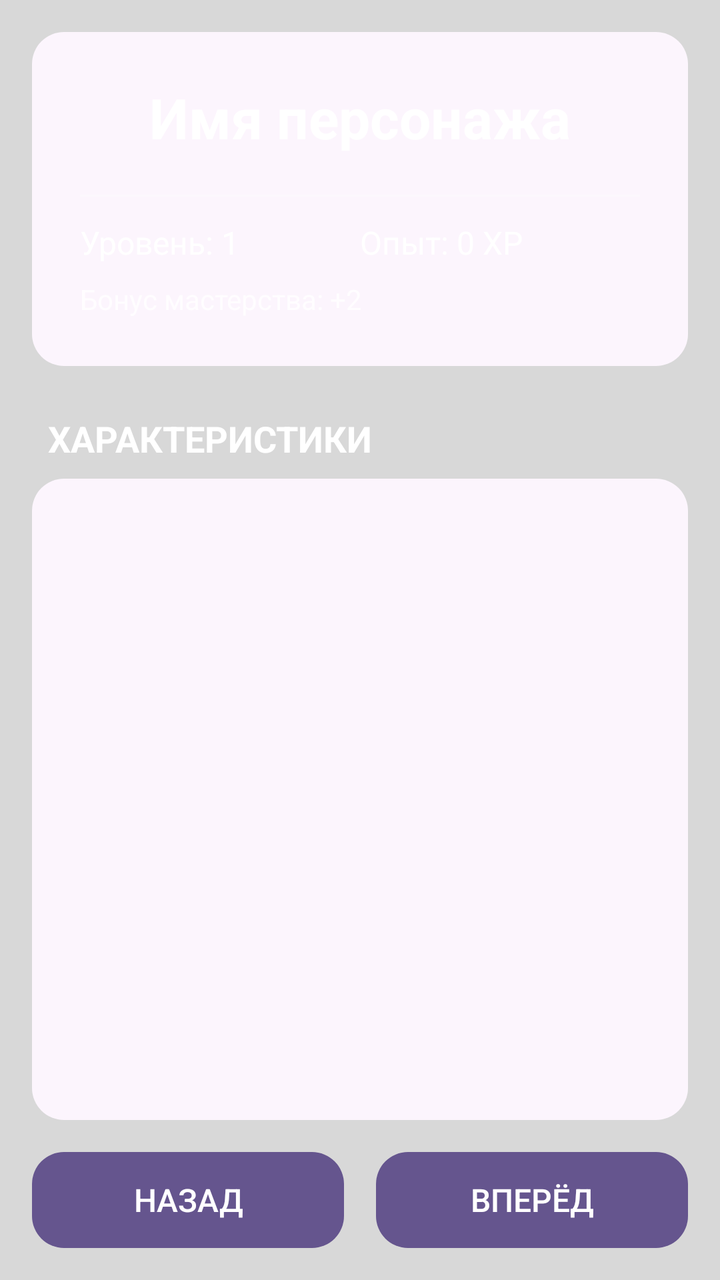
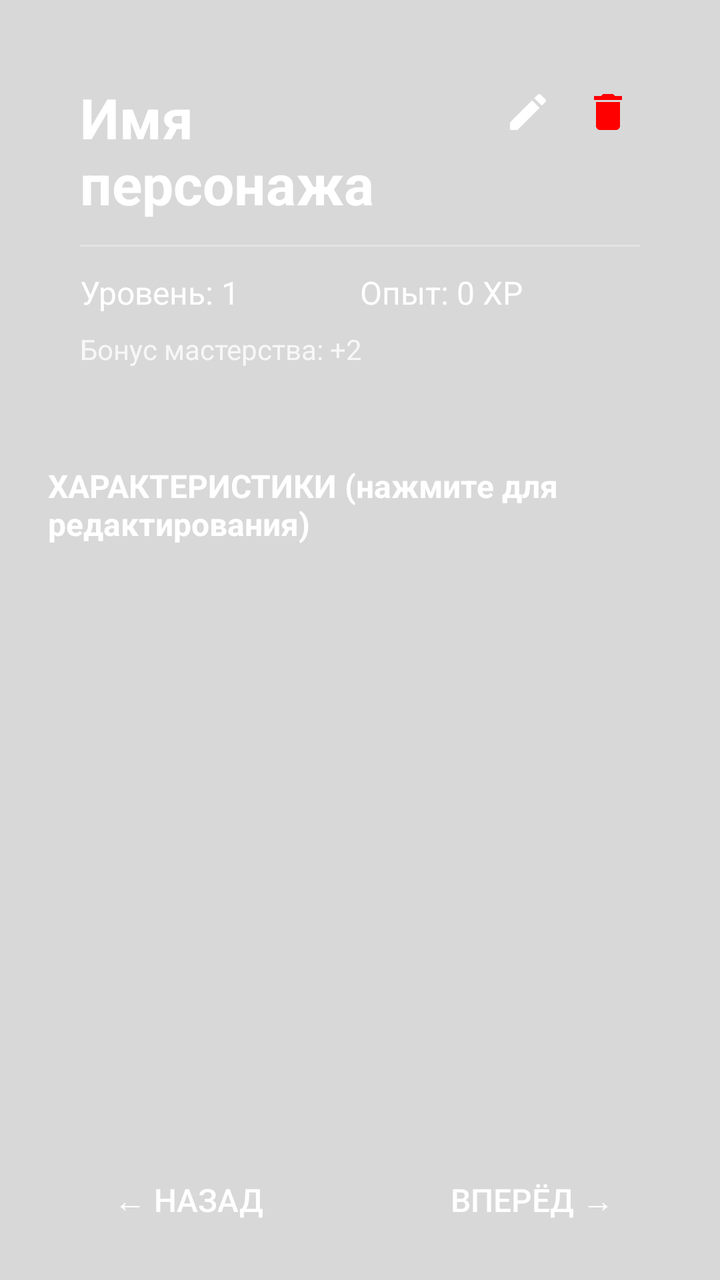

An Android layout rendered at two revisions. The XML below is the earlier revision; the diff shows what the commit changed to produce the second picture.
<!-- AndroidManifest.xml: application theme Theme.MobileDDAssistant -->
<!-- res/layout/fragment_character_stats.xml -->
<?xml version="1.0" encoding="utf-8"?>
<LinearLayout xmlns:android="http://schemas.android.com/apk/res/android"
    xmlns:tools="http://schemas.android.com/tools"
    android:layout_width="match_parent"
    android:layout_height="match_parent"
    android:orientation="vertical"
    android:background="@color/background_color"
    tools:context=".fragments.CharacterStatsFragment">

    
    <LinearLayout
        android:layout_width="match_parent"
        android:layout_height="wrap_content"
        android:orientation="vertical"
        android:padding="24dp"
        android:backgroundTint="@color/content_color"
        android:background="@drawable/bg_style_rounded"
        android:layout_marginHorizontal="16dp"
        android:layout_margin="16dp"
        android:elevation="4dp">

        <TextView
            android:id="@+id/tvCharacterName"
            android:layout_width="match_parent"
            android:layout_height="wrap_content"
            android:text="Имя персонажа"
            android:textSize="28sp"
            android:textStyle="bold"
            android:textColor="@android:color/white"
            android:gravity="center"
            android:paddingBottom="8dp" />

        <View
            android:layout_width="match_parent"
            android:layout_height="1dp"
            android:background="@android:color/white"
            android:alpha="0.3"
            android:layout_marginVertical="12dp" />

        <LinearLayout
            android:layout_width="match_parent"
            android:layout_height="wrap_content"
            android:orientation="horizontal"
            android:weightSum="2">

            <TextView
                android:id="@+id/tvLevel"
                android:layout_width="0dp"
                android:layout_height="wrap_content"
                android:layout_weight="1"
                android:text="Уровень: 1"
                android:textSize="16sp"
                android:textColor="@android:color/white" />

            <TextView
                android:id="@+id/tvExperience"
                android:layout_width="0dp"
                android:layout_height="wrap_content"
                android:layout_weight="1"
                android:text="Опыт: 0 XP"
                android:textSize="16sp"
                android:textColor="@android:color/white" />

        </LinearLayout>

        <TextView
            android:id="@+id/tvProficiencyBonus"
            android:layout_width="match_parent"
            android:layout_height="wrap_content"
            android:layout_marginTop="8dp"
            android:text="Бонус мастерства: +2"
            android:textSize="14sp"
            android:textColor="@android:color/white"
            android:alpha="0.8" />

    </LinearLayout>

    
    <TextView
        android:layout_width="match_parent"
        android:layout_height="wrap_content"
        android:text="ХАРАКТЕРИСТИКИ"
        android:textSize="18sp"
        android:textStyle="bold"
        android:textColor="@android:color/white"
        android:paddingHorizontal="24dp"
        android:paddingTop="8dp"
        android:paddingBottom="8dp" />

    
    <androidx.recyclerview.widget.RecyclerView
        android:id="@+id/rvAttributes"
        android:layout_width="match_parent"
        android:layout_height="0dp"
        android:layout_weight="1"
        android:paddingHorizontal="16dp"
        android:paddingVertical="8dp"
        android:backgroundTint="@color/content_color"
        android:background="@drawable/bg_style_rounded"
        android:layout_marginHorizontal="16dp" />

    
    <LinearLayout
        android:layout_width="match_parent"
        android:layout_height="wrap_content"
        android:orientation="horizontal"
        android:padding="16dp"
        android:gravity="center">

        <Button
            android:id="@+id/btnBack"
            android:layout_width="0dp"
            android:layout_height="48dp"
            android:layout_weight="1"
            android:layout_marginEnd="8dp"
            android:text="НАЗАД"
            android:textSize="16sp"
            android:textAllCaps="false"
            android:backgroundTint="@color/content_color"
            android:background="@drawable/bg_style_rounded"
            android:layout_marginHorizontal="16dp"
            style="@style/Widget.AppCompat.Button.Borderless" />

        <Button
            android:id="@+id/btnForward"
            android:layout_width="0dp"
            android:layout_height="48dp"
            android:layout_weight="1"
            android:layout_marginStart="8dp"
            android:text="ВПЕРЁД"
            android:textSize="16sp"
            android:textAllCaps="false"
            android:backgroundTint="@color/content_color"
            android:background="@drawable/bg_style_rounded"
            android:layout_marginHorizontal="16dp"
            style="@style/Widget.AppCompat.Button.Borderless" />

    </LinearLayout>

</LinearLayout>
<!-- resources referenced by this layout -->
<resources>
  <color name="background_color">#D8D8D8</color>
  <color name="content_color">#FCF5FD</color>
  <!-- drawable bg_style_rounded (drawable) -->
  <?xml version="1.0" encoding="utf-8"?>
  <shape xmlns:android="http://schemas.android.com/apk/res/android" android:shape="rectangle">
      <corners android:radius="16dp"/>
  </shape>
  <style name="Theme.MobileDDAssistant" parent="Base.Theme.MobileDDAssistant" />
  <style name="Base.Theme.MobileDDAssistant" parent="Theme.Material3.DayNight.NoActionBar">
          
          <item name="colorPrimary">@color/nav_bar_color</item>
      </style>
  <color name="nav_bar_color">#65558E</color>
</resources>

<!-- the commit's change to res/layout/fragment_character_stats.xml (unified diff, before → after) -->
@@ -13,22 +13,49 @@
         android:layout_height="wrap_content"
         android:orientation="vertical"
         android:padding="24dp"
-        android:backgroundTint="@color/content_color"
         android:background="@drawable/bg_style_rounded"
-        android:layout_marginHorizontal="16dp"
         android:layout_margin="16dp"
         android:elevation="4dp">
 
-        <TextView
-            android:id="@+id/tvCharacterName"
+        <LinearLayout
             android:layout_width="match_parent"
             android:layout_height="wrap_content"
-            android:text="Имя персонажа"
-            android:textSize="28sp"
-            android:textStyle="bold"
-            android:textColor="@android:color/white"
-            android:gravity="center"
-            android:paddingBottom="8dp" />
+            android:orientation="horizontal">
+
+            <TextView
+                android:id="@+id/tvCharacterName"
+                android:layout_width="0dp"
+                android:layout_height="wrap_content"
+                android:layout_weight="1"
+                android:text="Имя персонажа"
+                android:textSize="28sp"
+                android:textStyle="bold"
+                android:textColor="@android:color/white"
+                android:gravity="center_vertical" />
+
+            <LinearLayout
+                android:layout_width="wrap_content"
+                android:layout_height="wrap_content"
+                android:orientation="horizontal">
+
+                <ImageView
+                    android:id="@+id/btnEdit"
+                    android:layout_width="32dp"
+                    android:layout_height="32dp"
+                    android:src="@drawable/ic_edit"
+                    android:padding="4dp"
+                    android:layout_marginEnd="8dp" />
+
+                <ImageView
+                    android:id="@+id/btnDelete"
+                    android:layout_width="32dp"
+                    android:layout_height="32dp"
+                    android:src="@drawable/ic_delete"
+                    android:padding="4dp" />
+
+            </LinearLayout>
+
+        </LinearLayout>
 
         <View
             android:layout_width="match_parent"
@@ -79,8 +106,8 @@
     <TextView
         android:layout_width="match_parent"
         android:layout_height="wrap_content"
-        android:text="ХАРАКТЕРИСТИКИ"
-        android:textSize="18sp"
+        android:text="ХАРАКТЕРИСТИКИ (нажмите для редактирования)"
+        android:textSize="16sp"
         android:textStyle="bold"
         android:textColor="@android:color/white"
         android:paddingHorizontal="24dp"
@@ -94,10 +121,7 @@
         android:layout_height="0dp"
         android:layout_weight="1"
         android:paddingHorizontal="16dp"
-        android:paddingVertical="8dp"
-        android:backgroundTint="@color/content_color"
-        android:background="@drawable/bg_style_rounded"
-        android:layout_marginHorizontal="16dp" />
+        android:paddingVertical="8dp" />
 
     
     <LinearLayout
@@ -113,12 +137,10 @@
             android:layout_height="48dp"
             android:layout_weight="1"
             android:layout_marginEnd="8dp"
-            android:text="НАЗАД"
+            android:text="← НАЗАД"
             android:textSize="16sp"
             android:textAllCaps="false"
-            android:backgroundTint="@color/content_color"
-            android:background="@drawable/bg_style_rounded"
-            android:layout_marginHorizontal="16dp"
+            android:backgroundTint="@color/bars_color"
             style="@style/Widget.AppCompat.Button.Borderless" />
 
         <Button
@@ -127,12 +149,10 @@
             android:layout_height="48dp"
             android:layout_weight="1"
             android:layout_marginStart="8dp"
-            android:text="ВПЕРЁД"
+            android:text="ВПЕРЁД →"
             android:textSize="16sp"
             android:textAllCaps="false"
-            android:backgroundTint="@color/content_color"
-            android:background="@drawable/bg_style_rounded"
-            android:layout_marginHorizontal="16dp"
+            android:backgroundTint="@color/bars_color"
             style="@style/Widget.AppCompat.Button.Borderless" />
 
     </LinearLayout>
<!-- resource entries referenced after the edit -->
@@ -1,12 +1,32 @@
 <!-- resources referenced by this layout -->
 <resources>
   <color name="background_color">#D8D8D8</color>
-  <color name="content_color">#FCF5FD</color>
+  <color name="bars_color">#EAE5EE</color>
   <!-- drawable bg_style_rounded (drawable) -->
   <?xml version="1.0" encoding="utf-8"?>
   <shape xmlns:android="http://schemas.android.com/apk/res/android" android:shape="rectangle">
       <corners android:radius="16dp"/>
   </shape>
+  <!-- drawable ic_delete (drawable) -->
+  <vector xmlns:android="http://schemas.android.com/apk/res/android"
+      android:width="24dp"
+      android:height="24dp"
+      android:viewportWidth="24"
+      android:viewportHeight="24">
+      <path
+          android:fillColor="#FF0000"
+          android:pathData="M6,19c0,1.1 0.9,2 2,2h8c1.1,0 2,-0.9 2,-2V7H6v12zM19,4h-3.5l-1,-1h-5l-1,1H5v2h14V4z"/>
+  </vector>
+  <!-- drawable ic_edit (drawable) -->
+  <vector xmlns:android="http://schemas.android.com/apk/res/android"
+      android:width="24dp"
+      android:height="24dp"
+      android:viewportWidth="24"
+      android:viewportHeight="24">
+      <path
+          android:fillColor="#FFFFFF"
+          android:pathData="M3,17.25V21h3.75L17.81,9.94l-3.75,-3.75L3,17.25zM20.71,7.04c0.39,-0.39 0.39,-1.02 0,-1.41l-2.34,-2.34c-0.39,-0.39 -1.02,-0.39 -1.41,0l-1.83,1.83 3.75,3.75 1.83,-1.83z"/>
+  </vector>
   <style name="Theme.MobileDDAssistant" parent="Base.Theme.MobileDDAssistant" />
   <style name="Base.Theme.MobileDDAssistant" parent="Theme.Material3.DayNight.NoActionBar">
           
